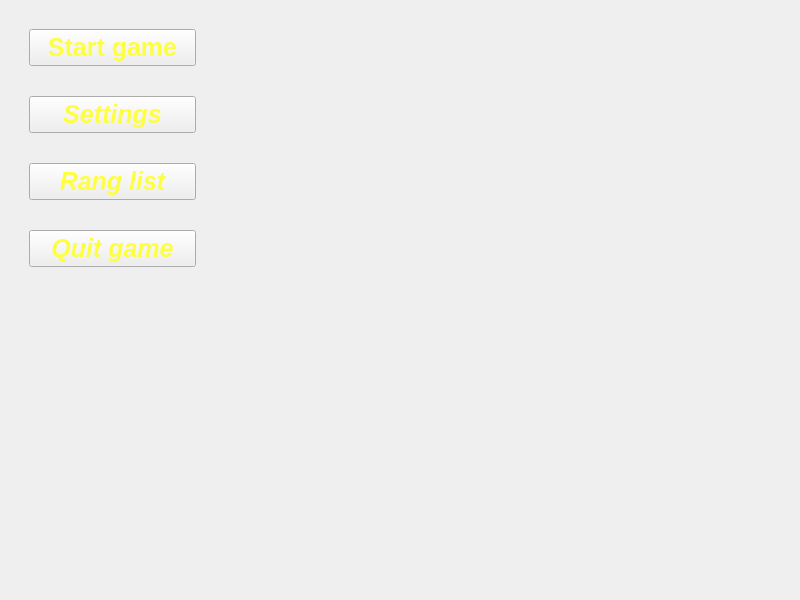
Old version of the form src/krabbyPatty/widget.ui in the repository Natalija9/KrabbyPattySecretFormula.
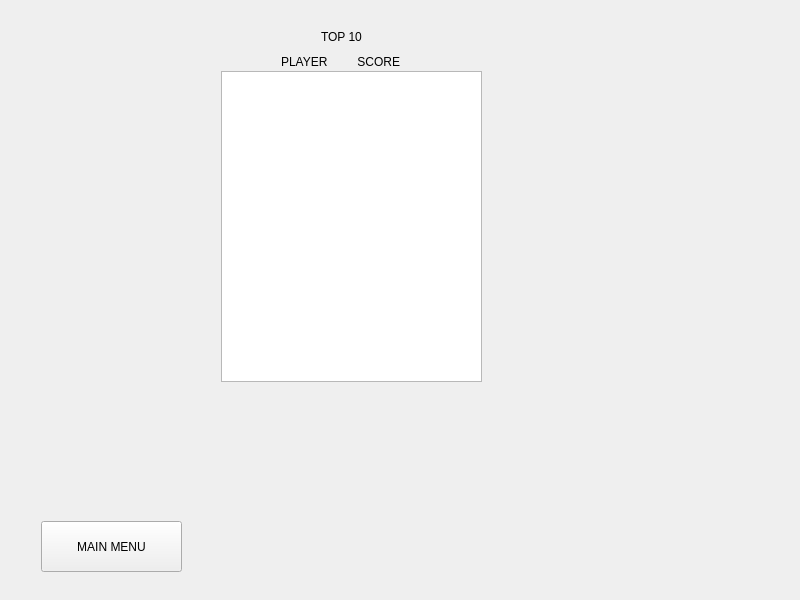
New version of the form. The open tabs and pages were chosen to show the change. Icons and pictures are not drawn.

Commit message: dodata rang lista

What changed in the file:
```diff
--- a/src/krabbyPatty/widget.ui
+++ b/src/krabbyPatty/widget.ui
@@ -488,6 +488,73 @@
        </property>
       </widget>
      </widget>
+     <widget class="QWidget" name="rangList">
+      <property name="styleSheet">
+       <string notr="true">border-image: url(:/images/ranglist.jpg) 0 0 0 0 stretch stretch;</string>
+      </property>
+      <widget class="QLabel" name="label">
+       <property name="geometry">
+        <rect>
+         <x>310</x>
+         <y>0</y>
+         <width>191</width>
+         <height>51</height>
+        </rect>
+       </property>
+       <property name="styleSheet">
+        <string notr="true">border-image: url(:/images/transparent.png) 0 0 0 0 stretch stretch;</string>
+       </property>
+       <property name="text">
+        <string>TOP 10 </string>
+       </property>
+      </widget>
+      <widget class="QLabel" name="label_2">
+       <property name="geometry">
+        <rect>
+         <x>270</x>
+         <y>30</y>
+         <width>181</width>
+         <height>41</height>
+        </rect>
+       </property>
+       <property name="styleSheet">
+        <string notr="true">border-image: url(:/images/transparent.png) 0 0 0 0 stretch stretch;</string>
+       </property>
+       <property name="text">
+        <string>PLAYER         SCORE</string>
+       </property>
+      </widget>
+      <widget class="QTextEdit" name="text_rang_list">
+       <property name="geometry">
+        <rect>
+         <x>210</x>
+         <y>60</y>
+         <width>261</width>
+         <height>311</height>
+        </rect>
+       </property>
+       <property name="styleSheet">
+        <string notr="true">border-image: url(:/images/papir.png) 0 0 0 0 stretch stretch;
+font-size: 18px; font:bolid;</string>
+       </property>
+      </widget>
+      <widget class="QPushButton" name="pushButton_2">
+       <property name="geometry">
+        <rect>
+         <x>30</x>
+         <y>510</y>
+         <width>141</width>
+         <height>51</height>
+        </rect>
+       </property>
+       <property name="styleSheet">
+        <string notr="true">border-image: url(:/images/transparent.png) 0 0 0 0 stretch stretch;</string>
+       </property>
+       <property name="text">
+        <string>MAIN MENU</string>
+       </property>
+      </widget>
+     </widget>
     </widget>
    </item>
   </layout>
```
The commit also changes 14 other files.
